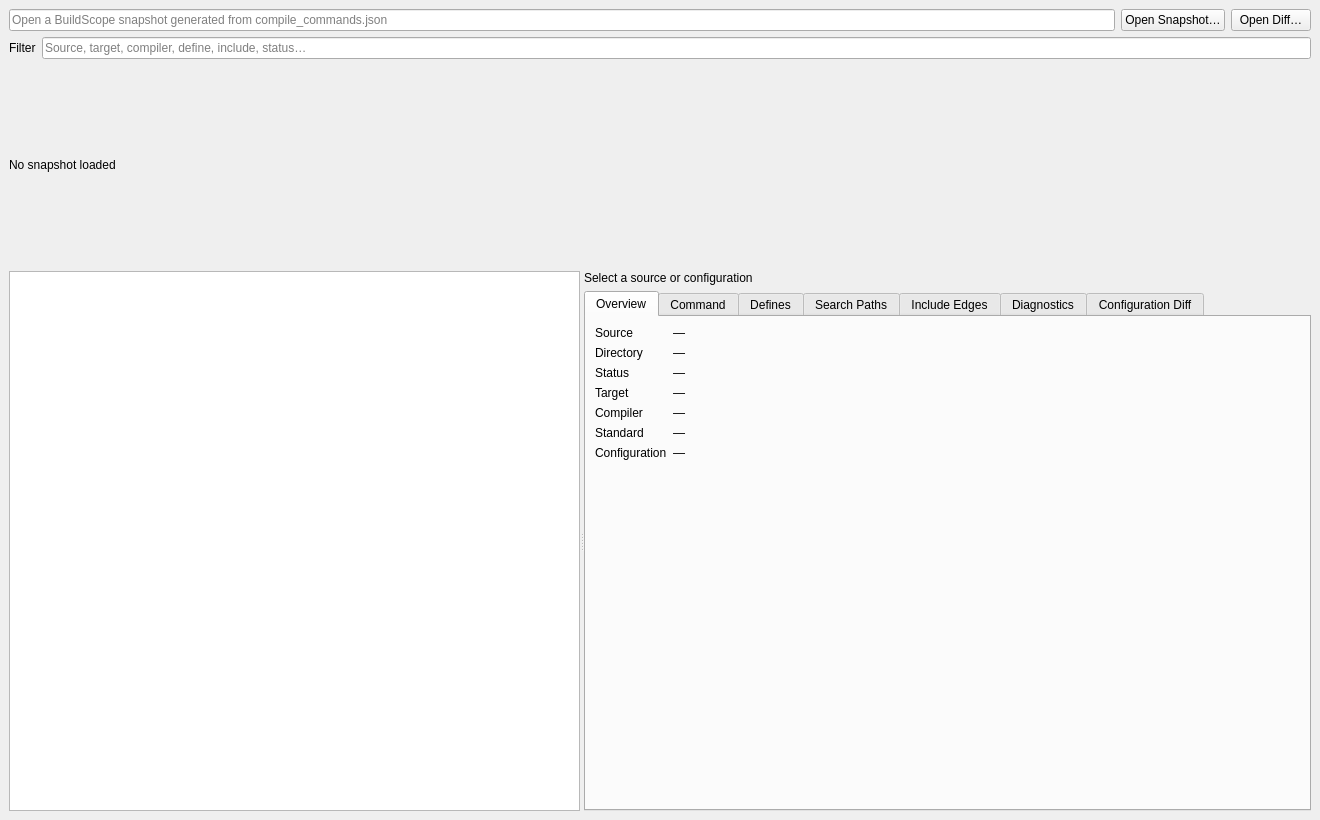
Before: the Qt Designer form buildscope/ui/main_window.ui in jihoon22-lee/toy-projects, drawn with Qt 5.
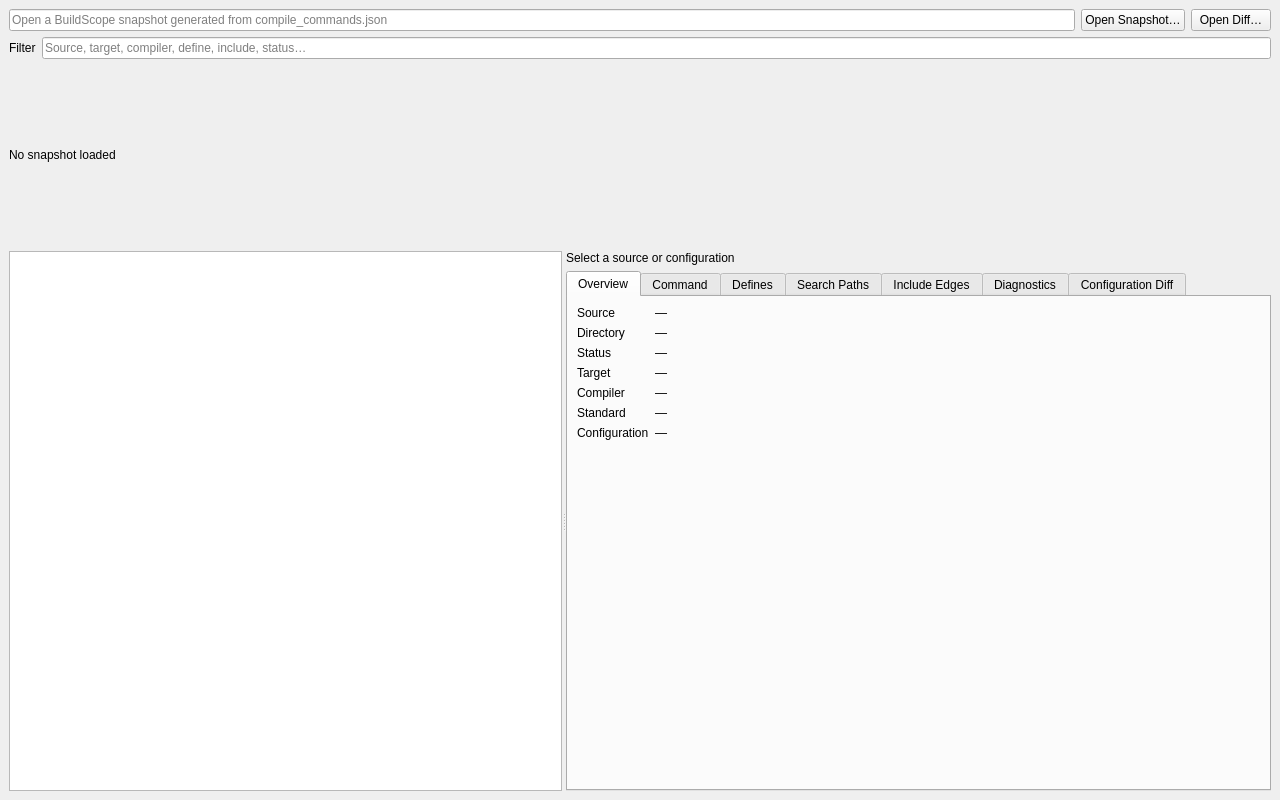
After: the same form once the commit is applied.

What changed in the file:
```diff
--- a/buildscope/ui/main_window.ui
+++ b/buildscope/ui/main_window.ui
@@ -2,7 +2,7 @@
 <ui version="4.0">
  <class>MainWindow</class>
  <widget class="QMainWindow" name="MainWindow">
-  <property name="geometry"><rect><x>0</x><y>0</y><width>1320</width><height>820</height></rect></property>
+  <property name="geometry"><rect><x>0</x><y>0</y><width>1280</width><height>800</height></rect></property>
   <property name="windowTitle"><string>BuildScope — Compilation Explorer</string></property>
   <widget class="QWidget" name="centralWidget">
    <layout class="QVBoxLayout" name="verticalLayout">
@@ -24,7 +24,7 @@
      <widget class="QSplitter" name="explorerSplitter">
       <property name="orientation"><enum>Qt::Horizontal</enum></property>
       <widget class="QTreeView" name="sourceTree">
-       <property name="minimumSize"><size><width>520</width><height>0</height></size></property>
+       <property name="minimumSize"><size><width>320</width><height>0</height></size></property>
        <property name="alternatingRowColors"><bool>true</bool></property>
        <property name="rootIsDecorated"><bool>true</bool></property>
        <property name="uniformRowHeights"><bool>true</bool></property>
```
